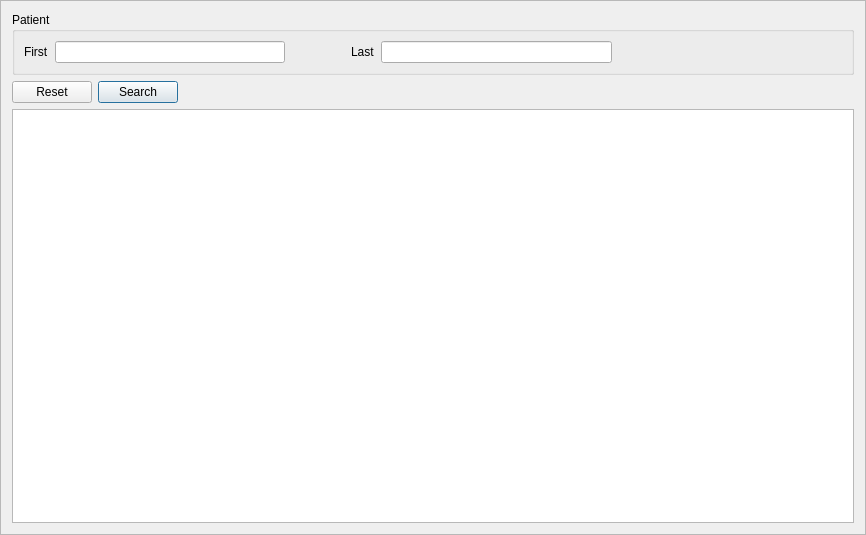
This is mtrack/patientsearch.ui in kyledevans/Medicine-Track as Qt 5 draws it before an edit. The edited form follows.
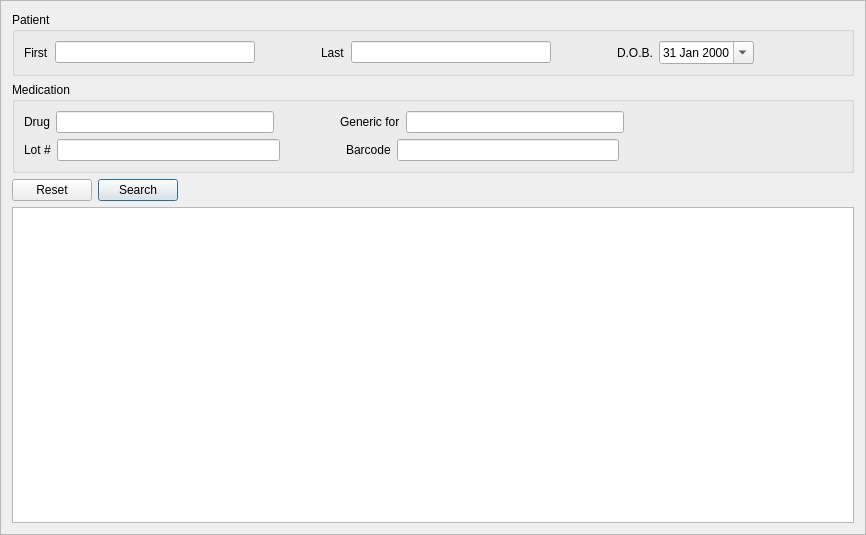
This is the edited form.

Commit message: Worked on the search UI. 	modified:   mtrack/mainwindow.ui 	modified:   mtrack/mtrack.pro 	modified:   mtrack/patientsearch.ui

Diff of the .ui file:
```diff
--- a/mtrack/patientsearch.ui
+++ b/mtrack/patientsearch.ui
@@ -38,6 +38,12 @@
           <height>0</height>
          </size>
         </property>
+        <property name="maximumSize">
+         <size>
+          <width>250</width>
+          <height>16777215</height>
+         </size>
+        </property>
        </widget>
       </item>
       <item>
@@ -71,6 +77,12 @@
           <height>0</height>
          </size>
         </property>
+        <property name="maximumSize">
+         <size>
+          <width>250</width>
+          <height>16777215</height>
+         </size>
+        </property>
        </widget>
       </item>
       <item>
@@ -78,6 +90,46 @@
         <property name="orientation">
          <enum>Qt::Horizontal</enum>
         </property>
+        <property name="sizeType">
+         <enum>QSizePolicy::Fixed</enum>
+        </property>
+        <property name="sizeHint" stdset="0">
+         <size>
+          <width>60</width>
+          <height>20</height>
+         </size>
+        </property>
+       </spacer>
+      </item>
+      <item>
+       <widget class="QLabel" name="dobLabel">
+        <property name="text">
+         <string>D.O.B.</string>
+        </property>
+       </widget>
+      </item>
+      <item>
+       <widget class="QDateEdit" name="dobField">
+        <property name="dateTime">
+         <datetime>
+          <hour>0</hour>
+          <minute>0</minute>
+          <second>0</second>
+          <year>2000</year>
+          <month>1</month>
+          <day>31</day>
+         </datetime>
+        </property>
+        <property name="calendarPopup">
+         <bool>true</bool>
+        </property>
+       </widget>
+      </item>
+      <item>
+       <spacer name="horizontalSpacer_7">
+        <property name="orientation">
+         <enum>Qt::Horizontal</enum>
+        </property>
         <property name="sizeHint" stdset="0">
          <size>
           <width>40</width>
@@ -89,6 +141,176 @@
      </layout>
     </widget>
    </item>
+   <item>
+    <widget class="QGroupBox" name="medicationBox">
+     <property name="title">
+      <string>Medication</string>
+     </property>
+     <layout class="QVBoxLayout" name="verticalLayout_3">
+      <item>
+       <layout class="QHBoxLayout" name="horizontalLayout">
+        <item>
+         <widget class="QLabel" name="drugLabel">
+          <property name="text">
+           <string>Drug</string>
+          </property>
+         </widget>
+        </item>
+        <item>
+         <widget class="QLineEdit" name="drugField">
+          <property name="minimumSize">
+           <size>
+            <width>200</width>
+            <height>0</height>
+           </size>
+          </property>
+          <property name="maximumSize">
+           <size>
+            <width>300</width>
+            <height>16777215</height>
+           </size>
+          </property>
+         </widget>
+        </item>
+        <item>
+         <spacer name="horizontalSpacer_4">
+          <property name="orientation">
+           <enum>Qt::Horizontal</enum>
+          </property>
+          <property name="sizeType">
+           <enum>QSizePolicy::Fixed</enum>
+          </property>
+          <property name="sizeHint" stdset="0">
+           <size>
+            <width>60</width>
+            <height>20</height>
+           </size>
+          </property>
+         </spacer>
+        </item>
+        <item>
+         <widget class="QLabel" name="genericForLabel">
+          <property name="text">
+           <string>Generic for</string>
+          </property>
+         </widget>
+        </item>
+        <item>
+         <widget class="QLineEdit" name="genericForField">
+          <property name="minimumSize">
+           <size>
+            <width>200</width>
+            <height>0</height>
+           </size>
+          </property>
+          <property name="maximumSize">
+           <size>
+            <width>300</width>
+            <height>16777215</height>
+           </size>
+          </property>
+         </widget>
+        </item>
+        <item>
+         <spacer name="horizontalSpacer_5">
+          <property name="orientation">
+           <enum>Qt::Horizontal</enum>
+          </property>
+          <property name="sizeType">
+           <enum>QSizePolicy::Expanding</enum>
+          </property>
+          <property name="sizeHint" stdset="0">
+           <size>
+            <width>60</width>
+            <height>20</height>
+           </size>
+          </property>
+         </spacer>
+        </item>
+       </layout>
+      </item>
+      <item>
+       <layout class="QHBoxLayout" name="horizontalLayout_3">
+        <item>
+         <widget class="QLabel" name="lotLabel">
+          <property name="text">
+           <string>Lot #</string>
+          </property>
+         </widget>
+        </item>
+        <item>
+         <widget class="QLineEdit" name="lotField">
+          <property name="minimumSize">
+           <size>
+            <width>200</width>
+            <height>0</height>
+           </size>
+          </property>
+          <property name="maximumSize">
+           <size>
+            <width>300</width>
+            <height>16777215</height>
+           </size>
+          </property>
+         </widget>
+        </item>
+        <item>
+         <spacer name="horizontalSpacer_6">
+          <property name="orientation">
+           <enum>Qt::Horizontal</enum>
+          </property>
+          <property name="sizeType">
+           <enum>QSizePolicy::Fixed</enum>
+          </property>
+          <property name="sizeHint" stdset="0">
+           <size>
+            <width>60</width>
+            <height>20</height>
+           </size>
+          </property>
+         </spacer>
+        </item>
+        <item>
+         <widget class="QLabel" name="barcodeLabel">
+          <property name="text">
+           <string>Barcode</string>
+          </property>
+         </widget>
+        </item>
+        <item>
+         <widget class="QLineEdit" name="barcodeField">
+          <property name="minimumSize">
+           <size>
+            <width>200</width>
+            <height>0</height>
+           </size>
+          </property>
+          <property name="maximumSize">
+           <size>
+            <width>300</width>
+            <height>16777215</height>
+           </size>
+          </property>
+         </widget>
+        </item>
+        <item>
+         <spacer name="horizontalSpacer_8">
+          <property name="orientation">
+           <enum>Qt::Horizontal</enum>
+          </property>
+          <property name="sizeHint" stdset="0">
+           <size>
+            <width>40</width>
+            <height>20</height>
+           </size>
+          </property>
+         </spacer>
+        </item>
+       </layout>
+      </item>
+     </layout>
+    </widget>
+   </item>
    <item>
     <layout class="QHBoxLayout" name="buttonLayout">
      <item>
```
Left out of the diff: 64 changed lines with no effect on the pictures. The commit also changes 2 other files.
